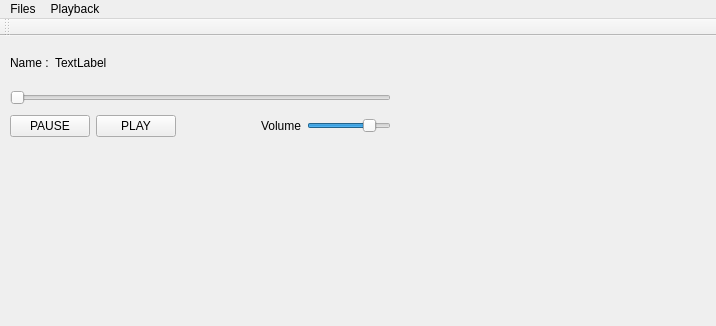
G-Maveryck/SubMerge, file Sub-Merge/SubMerge.ui: the form before one commit.
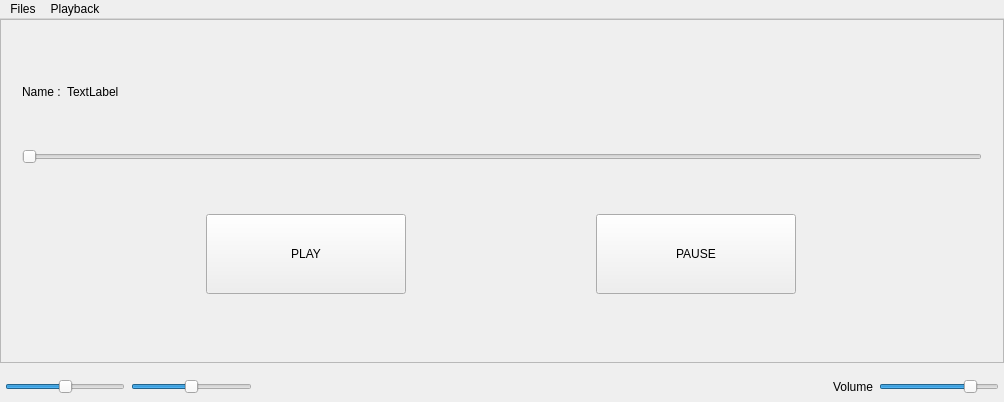
The form after the commit.

Commit message: First build of the WaveformWidget and TimeLine. Added a convenient macro for debuging.

What changed in the file:
```diff
--- a/Sub-Merge/SubMerge.ui
+++ b/Sub-Merge/SubMerge.ui
@@ -6,8 +6,8 @@
    <rect>
     <x>0</x>
     <y>0</y>
-    <width>716</width>
-    <height>326</height>
+    <width>1004</width>
+    <height>402</height>
    </rect>
   </property>
   <property name="sizePolicy">
@@ -59,31 +59,40 @@
      <verstretch>0</verstretch>
     </sizepolicy>
    </property>
-   <widget class="QFrame" name="verticalFrame">
-    <property name="geometry">
-     <rect>
-      <x>0</x>
-      <y>0</y>
-      <width>401</width>
-      <height>111</height>
-     </rect>
+   <layout class="QGridLayout" name="gridLayout_3">
+    <property name="leftMargin">
+     <number>0</number>
     </property>
-    <property name="sizePolicy">
-     <sizepolicy hsizetype="Minimum" vsizetype="Minimum">
-      <horstretch>0</horstretch>
-      <verstretch>0</verstretch>
-     </sizepolicy>
+    <property name="topMargin">
+     <number>0</number>
     </property>
-    <property name="cursor">
-     <cursorShape>ArrowCursor</cursorShape>
+    <property name="rightMargin">
+     <number>0</number>
     </property>
-    <property name="focusPolicy">
-     <enum>Qt::NoFocus</enum>
+    <property name="bottomMargin">
+     <number>0</number>
     </property>
-    <layout class="QVBoxLayout" name="verticalLayout">
      <property name="spacing">
-      <number>10</number>
-     </property>
+     <number>9</number>
+    </property>
+    <item row="0" column="0">
+     <widget class="QFrame" name="frame_Up">
+      <property name="frameShape">
+       <enum>QFrame::StyledPanel</enum>
+      </property>
+      <property name="frameShadow">
+       <enum>QFrame::Raised</enum>
+      </property>
+      <layout class="QGridLayout" name="gridLayout">
+       <item row="1" column="0">
+        <widget class="QFrame" name="Playing_Layout_2">
+         <property name="sizePolicy">
+          <sizepolicy hsizetype="Expanding" vsizetype="Expanding">
+           <horstretch>0</horstretch>
+           <verstretch>0</verstretch>
+          </sizepolicy>
+         </property>
+         <layout class="QVBoxLayout" name="Playing_Layout">
      <property name="sizeConstraint">
       <enum>QLayout::SetDefaultConstraint</enum>
      </property>
@@ -105,8 +114,8 @@
         <widget class="QLabel" name="Name">
          <property name="sizePolicy">
           <sizepolicy hsizetype="Fixed" vsizetype="Fixed">
-           <horstretch>10</horstretch>
-           <verstretch>10</verstretch>
+                <horstretch>0</horstretch>
+                <verstretch>0</verstretch>
           </sizepolicy>
          </property>
          <property name="text">
@@ -116,6 +125,12 @@
        </item>
        <item>
         <widget class="QLabel" name="l_trackName">
+              <property name="sizePolicy">
+               <sizepolicy hsizetype="Minimum" vsizetype="Maximum">
+                <horstretch>0</horstretch>
+                <verstretch>0</verstretch>
+               </sizepolicy>
+              </property>
          <property name="text">
           <string>TextLabel</string>
          </property>
@@ -131,36 +146,144 @@
       </widget>
      </item>
      <item>
-      <layout class="QHBoxLayout" name="horizontalLayout_2">
-       <item>
-        <widget class="QPushButton" name="B_Pause">
-         <property name="text">
-          <string>PAUSE</string>
-         </property>
-        </widget>
-       </item>
+           <layout class="QHBoxLayout" name="horizontalLayout_3">
        <item>
         <widget class="QPushButton" name="B_Play">
+              <property name="sizePolicy">
+               <sizepolicy hsizetype="Preferred" vsizetype="Preferred">
+                <horstretch>0</horstretch>
+                <verstretch>0</verstretch>
+               </sizepolicy>
+              </property>
+              <property name="maximumSize">
+               <size>
+                <width>200</width>
+                <height>80</height>
+               </size>
+              </property>
          <property name="text">
           <string>PLAY</string>
          </property>
         </widget>
        </item>
        <item>
+             <widget class="QPushButton" name="B_Pause">
+              <property name="sizePolicy">
+               <sizepolicy hsizetype="Preferred" vsizetype="Preferred">
+                <horstretch>0</horstretch>
+                <verstretch>0</verstretch>
+               </sizepolicy>
+              </property>
+              <property name="maximumSize">
+               <size>
+                <width>200</width>
+                <height>80</height>
+               </size>
+              </property>
+              <property name="text">
+               <string>PAUSE</string>
+              </property>
+             </widget>
+            </item>
+           </layout>
+          </item>
+         </layout>
+        </widget>
+       </item>
+      </layout>
+     </widget>
+    </item>
+    <item row="16" column="0">
+     <widget class="QFrame" name="Frame_Down">
+      <property name="frameShape">
+       <enum>QFrame::NoFrame</enum>
+      </property>
+      <property name="frameShadow">
+       <enum>QFrame::Plain</enum>
+      </property>
+      <layout class="QGridLayout" name="gridLayout_2">
+       <property name="leftMargin">
+        <number>5</number>
+       </property>
+       <property name="topMargin">
+        <number>5</number>
+       </property>
+       <property name="rightMargin">
+        <number>5</number>
+       </property>
+       <property name="bottomMargin">
+        <number>5</number>
+       </property>
+       <item row="0" column="0">
+        <layout class="QHBoxLayout" name="Control_Layout">
+         <item>
+          <widget class="QSlider" name="s_Pitch">
+           <property name="maximumSize">
+            <size>
+             <width>150</width>
+             <height>16777215</height>
+            </size>
+           </property>
+           <property name="minimum">
+            <number>-24</number>
+           </property>
+           <property name="maximum">
+            <number>24</number>
+           </property>
+           <property name="orientation">
+            <enum>Qt::Horizontal</enum>
+           </property>
+           <property name="invertedAppearance">
+            <bool>false</bool>
+           </property>
+           <property name="invertedControls">
+            <bool>false</bool>
+           </property>
+          </widget>
+         </item>
+         <item>
+          <widget class="QSlider" name="s_Time">
+           <property name="maximumSize">
+            <size>
+             <width>150</width>
+             <height>16777215</height>
+            </size>
+           </property>
+           <property name="autoFillBackground">
+            <bool>false</bool>
+           </property>
+           <property name="maximum">
+            <number>200</number>
+           </property>
+           <property name="sliderPosition">
+            <number>100</number>
+           </property>
+           <property name="orientation">
+            <enum>Qt::Horizontal</enum>
+           </property>
+           <property name="invertedAppearance">
+            <bool>false</bool>
+           </property>
+           <property name="invertedControls">
+            <bool>false</bool>
+           </property>
+          </widget>
+         </item>
+         <item>
         <spacer name="horizontalSpacer">
          <property name="orientation">
           <enum>Qt::Horizontal</enum>
          </property>
          <property name="sizeHint" stdset="0">
           <size>
-           <width>40</width>
+             <width>575</width>
            <height>20</height>
           </size>
          </property>
         </spacer>
        </item>
        <item>
-        <widget class="QLabel" name="label">
+          <widget class="QLabel" name="label_Volume">
          <property name="text">
           <string>Volume</string>
          </property>
@@ -168,6 +291,18 @@
        </item>
        <item>
         <widget class="QSlider" name="s_Volume">
+           <property name="sizePolicy">
+            <sizepolicy hsizetype="Expanding" vsizetype="Fixed">
+             <horstretch>0</horstretch>
+             <verstretch>0</verstretch>
+            </sizepolicy>
+           </property>
+           <property name="maximumSize">
+            <size>
+             <width>150</width>
+             <height>100</height>
+            </size>
+           </property>
          <property name="maximum">
           <number>100</number>
          </property>
@@ -186,13 +321,15 @@
      </item>
     </layout>
    </widget>
+    </item>
+   </layout>
   </widget>
   <widget class="QMenuBar" name="menuBar">
    <property name="geometry">
     <rect>
      <x>0</x>
      <y>0</y>
-     <width>716</width>
+     <width>1004</width>
      <height>22</height>
     </rect>
    </property>
@@ -211,14 +348,6 @@
    <addaction name="menuFiles"/>
    <addaction name="menuPlayback"/>
   </widget>
-  <widget class="QToolBar" name="mainToolBar">
-   <attribute name="toolBarArea">
-    <enum>TopToolBarArea</enum>
-   </attribute>
-   <attribute name="toolBarBreak">
-    <bool>false</bool>
-   </attribute>
-  </widget>
   <action name="actionOpen">
    <property name="text">
     <string>Open...</string>
```
Lines whose indentation alone changed are shown as unchanged. The commit also changes 10 other files.
